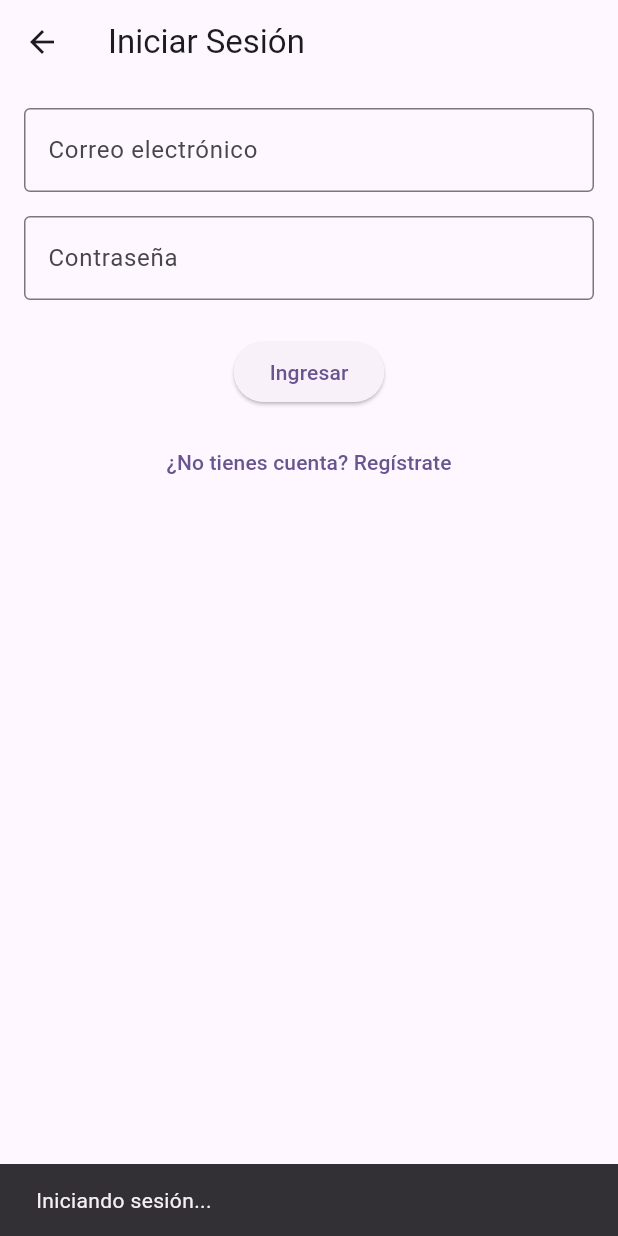
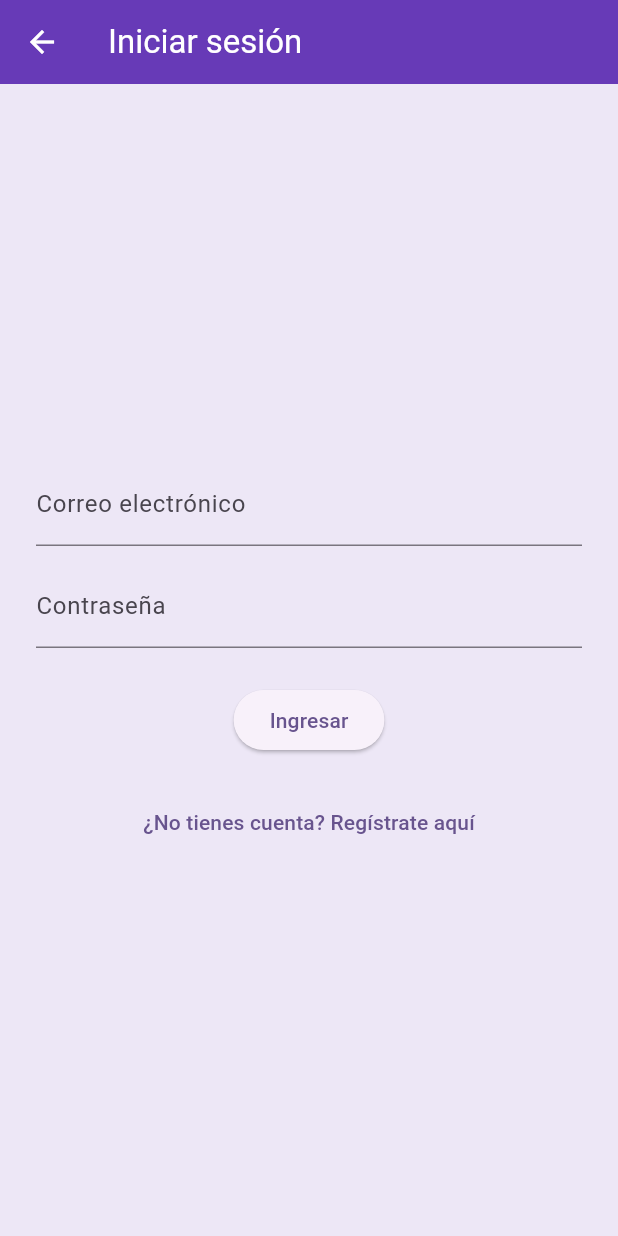
Before and after one commit to giovannihr2004/lector_global, a Flutter app: the LoginScreen screen opened directly, after a tap on "Ingresar", on a phone screen of 412 x 824 dp. Run offline on Flutter 3.47's test engine with Material 3 defaults, Android fonts, the phone set to English and light mode, and no system bars.

Commit message:
Versión 1.3: Se conecta login con registro – 202420252026

```diff
--- a/lib/screens/auth/login_screen.dart
+++ b/lib/screens/auth/login_screen.dart
@@ -1,8 +1,10 @@
-// --------------------------------------------------------------
+// ---------------------------------------------------------------------
 // Pantalla de inicio de sesión para la aplicación Lector Global
-// --------------------------------------------------------------
+// Fecha: 20/04/2025 - 20:25
+// ---------------------------------------------------------------------
 
 import 'package:flutter/material.dart';
+import 'register_screen.dart';
 
 class LoginScreen extends StatelessWidget {
   const LoginScreen({super.key});
@@ -10,50 +12,45 @@ class LoginScreen extends StatelessWidget {
   @override
   Widget build(BuildContext context) {
     return Scaffold(
-      appBar: AppBar(title: const Text('Iniciar Sesión')),
+      backgroundColor: Colors.deepPurple[50],
+      appBar: AppBar(
+        title: const Text('Iniciar sesión'),
+        backgroundColor: Colors.deepPurple,
+        foregroundColor: Colors.white,
+      ),
       body: Padding(
-        padding: const EdgeInsets.all(16.0),
+        padding: const EdgeInsets.all(24.0),
         child: Column(
+          mainAxisAlignment: MainAxisAlignment.center,
           children: [
-            // Campo de texto para el correo electrónico
-            TextFormField(
-              decoration: const InputDecoration(
-                labelText: 'Correo electrónico',
-                border: OutlineInputBorder(),
-              ),
+            const TextField(
+              decoration: InputDecoration(labelText: 'Correo electrónico'),
               keyboardType: TextInputType.emailAddress,
             ),
-            const SizedBox(height: 16),
-
-            // Campo de texto para la contraseña
-            TextFormField(
-              decoration: const InputDecoration(
-                labelText: 'Contraseña',
-                border: OutlineInputBorder(),
-              ),
+            const SizedBox(height: 12),
+            const TextField(
+              decoration: InputDecoration(labelText: 'Contraseña'),
               obscureText: true,
             ),
             const SizedBox(height: 24),
-
-            // Botón para iniciar sesión
             ElevatedButton(
               onPressed: () {
-                // Aquí se validará el formulario e iniciará sesión
-                ScaffoldMessenger.of(context).showSnackBar(
-                  const SnackBar(content: Text('Iniciando sesión...')),
-                );
+                // Aquí se validará el formulario más adelante
               },
               child: const Text('Ingresar'),
             ),
-
-            const SizedBox(height: 12),
-
-            // Texto con opción para registrarse
+            const SizedBox(height: 20),
             TextButton(
               onPressed: () {
-                // Aquí se navega a la pantalla de registro
+                // Navegar a la pantalla de registro
+                Navigator.push(
+                  context,
+                  MaterialPageRoute(
+                    builder: (context) => const RegisterScreen(),
+                  ),
+                );
               },
-              child: const Text('¿No tienes cuenta? Regístrate'),
+              child: const Text('¿No tienes cuenta? Regístrate aquí'),
             ),
           ],
         ),
```
